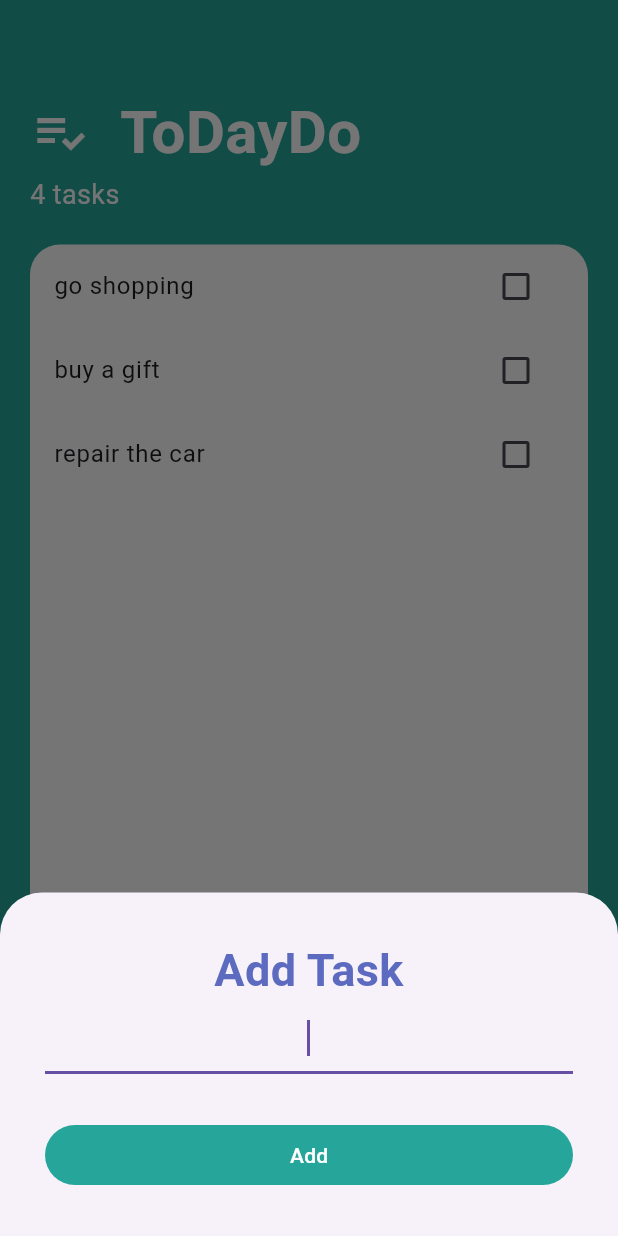
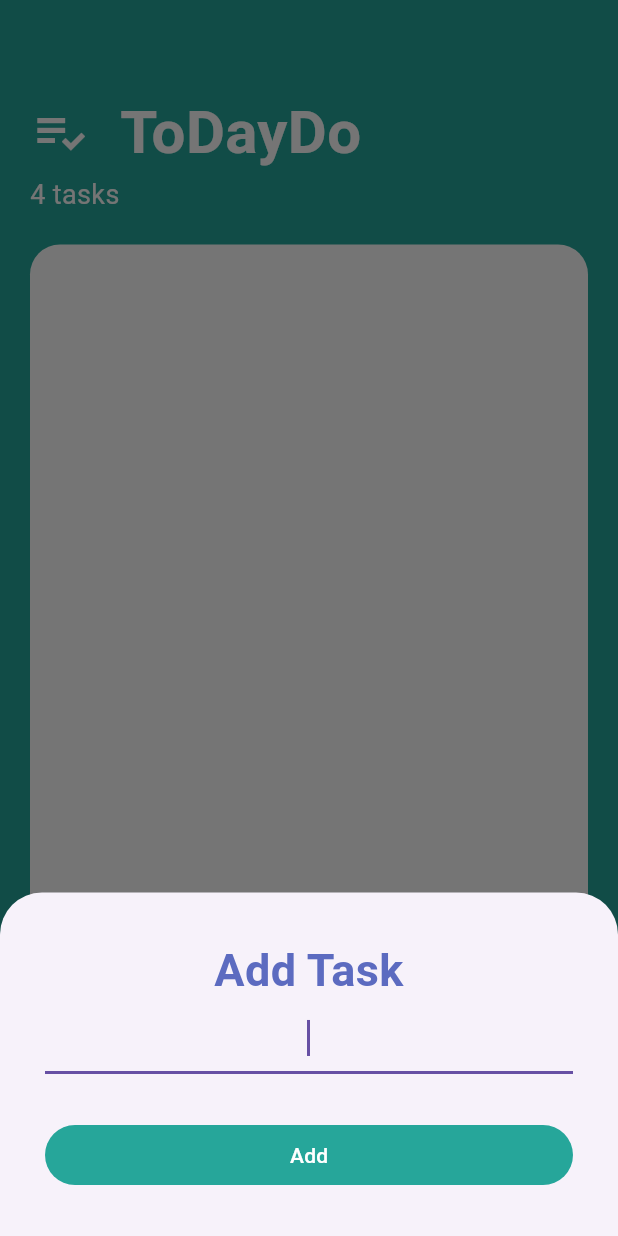
Before and after one commit to BatoolHardan/learn_provider, a Flutter app: the screen it shows after launch, after a tap on the "add" icon, on a phone screen of 412 x 824 dp. Run offline on Flutter 3.47's test engine with Material 3 defaults, Android fonts, the light colour scheme and no system bars.

Commit message:
Lift variable lodget higher in the plug tree

```diff
--- a/lib/screens/add_task_screen.dart
+++ b/lib/screens/add_task_screen.dart
@@ -1,7 +1,19 @@
 import 'package:flutter/material.dart';
+import 'package:today_app/models/tasks.dart';
 
-class AddTaskScreen extends StatelessWidget {
+class AddTaskScreen extends StatefulWidget {
   const AddTaskScreen({super.key});
+
+  @override
+  State<AddTaskScreen> createState() => _AddTaskScreenState();
+}
+
+class _AddTaskScreenState extends State<AddTaskScreen> {
+  List<Task> tasks = [
+    Task(name: 'go shopping', isDone: false),
+    Task(name: 'buy a gift', isDone: false),
+    Task(name: 'repair the car', isDone: false),
+  ];
 
   @override
   Widget build(BuildContext context) {
--- a/lib/screens/tasks_screen.dart
+++ b/lib/screens/tasks_screen.dart
@@ -60,7 +60,7 @@ class TasksScreen extends StatelessWidget {
                     color: Colors.white,
                     borderRadius: BorderRadius.all(Radius.circular(20)),
                   ),
-                  child: TasksList(),
+                  child: TasksList(tasks: []),
                 ),
               ),
             ],
--- a/lib/widgets/tasks_list.dart
+++ b/lib/widgets/tasks_list.dart
@@ -3,29 +3,24 @@ import 'package:today_app/models/tasks.dart';
 import 'package:today_app/widgets/tasks_title.dart';
 
 class TasksList extends StatefulWidget {
-  const TasksList({super.key});
-
+  const TasksList({super.key, required this.tasks});
+  final List<Task> tasks;
   @override
   State<TasksList> createState() => _TasksListState();
 }
 
 class _TasksListState extends State<TasksList> {
-  List<Task> tasks = [
-    Task(name: 'go shopping', isDone: false),
-    Task(name: 'buy a gift', isDone: false),
-    Task(name: 'repair the car', isDone: false),
-  ];
   @override
   Widget build(BuildContext context) {
     return ListView.builder(
-      itemCount: tasks.length,
+      itemCount: widget.tasks.length,
       itemBuilder: (context, index) {
         return TasksTitle(
-          taskTitle: tasks[index].name,
-          isChecked: tasks[index].isDone,
+          taskTitle: widget.tasks[index].name,
+          isChecked: widget.tasks[index].isDone,
           checkboxChange: (newValue) {
             setState(() {
-              tasks[index].doneChange();
+              widget.tasks[index].doneChange();
             });
           },
         );
```
